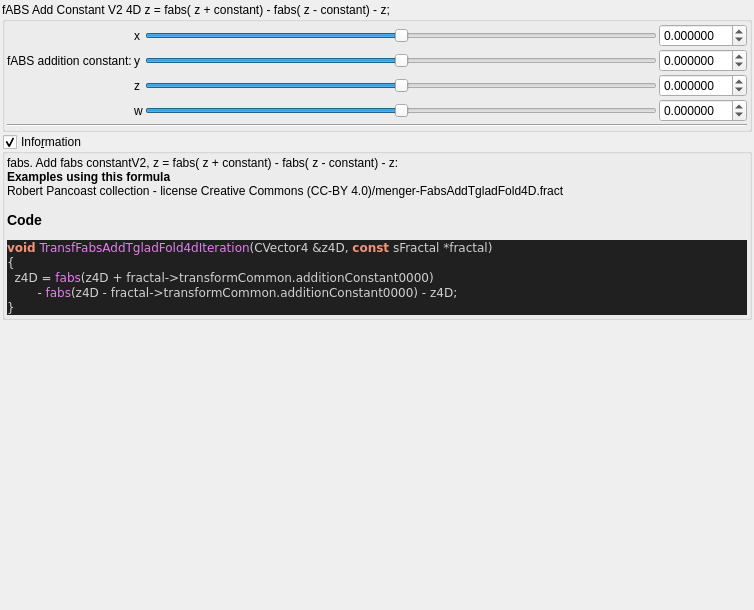
Old version of the form mandelbulber2/formula/ui/fractal_transf_fabs_add_tglad_fold4d.ui in the repository buddhi1980/mandelbulber2.
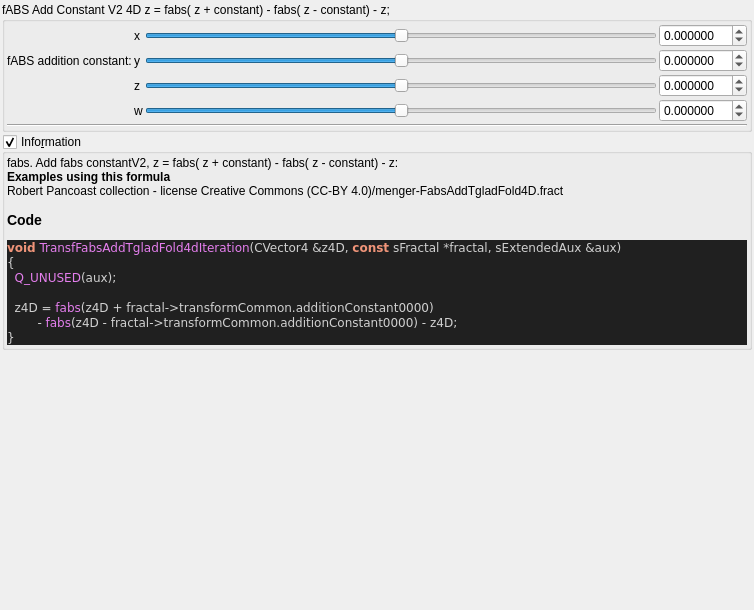
New version of the form. Custom widgets are drawn as their Qt base class.

Patch:
```diff
--- a/mandelbulber2/formula/ui/fractal_transf_fabs_add_tglad_fold4d.ui
+++ b/mandelbulber2/formula/ui/fractal_transf_fabs_add_tglad_fold4d.ui
@@ -333,8 +333,10 @@
 &lt;/table&gt;
 &lt;br&gt;&lt;b&gt;Examples using this formula&lt;/b&gt;&lt;br&gt;Robert Pancoast collection - license Creative Commons (CC-BY 4.0)/menger-FabsAddTgladFold4D.fract&lt;h3&gt;Code&lt;/h3&gt;
 &lt;body style=&quot;background-color:#202020&quot;&gt;
-&lt;pre style=&quot;color:#d0d0d0; background-color:#202020;  font-family:'Courier New',monospace;&quot;&gt;&lt;span style=&quot;color:#f09479; font-weight:bold&quot;&gt;void&lt;/span&gt; &lt;span style=&quot;color:#e47eed&quot;&gt;TransfFabsAddTgladFold4dIteration&lt;/span&gt;&lt;span style=&quot;color:#d0d0d0&quot;&gt;(&lt;/span&gt;CVector4 &lt;span style=&quot;color:#d0d0d0&quot;&gt;&amp;amp;&lt;/span&gt;z4D&lt;span style=&quot;color:#d0d0d0&quot;&gt;,&lt;/span&gt; &lt;span style=&quot;color:#f09479; font-weight:bold&quot;&gt;const&lt;/span&gt; sFractal &lt;span style=&quot;color:#d0d0d0&quot;&gt;*&lt;/span&gt;fractal&lt;span style=&quot;color:#d0d0d0&quot;&gt;)&lt;/span&gt;
+&lt;pre style=&quot;color:#d0d0d0; background-color:#202020;  font-family:'Courier New',monospace;&quot;&gt;&lt;span style=&quot;color:#f09479; font-weight:bold&quot;&gt;void&lt;/span&gt; &lt;span style=&quot;color:#e47eed&quot;&gt;TransfFabsAddTgladFold4dIteration&lt;/span&gt;&lt;span style=&quot;color:#d0d0d0&quot;&gt;(&lt;/span&gt;CVector4 &lt;span style=&quot;color:#d0d0d0&quot;&gt;&amp;amp;&lt;/span&gt;z4D&lt;span style=&quot;color:#d0d0d0&quot;&gt;,&lt;/span&gt; &lt;span style=&quot;color:#f09479; font-weight:bold&quot;&gt;const&lt;/span&gt; sFractal &lt;span style=&quot;color:#d0d0d0&quot;&gt;*&lt;/span&gt;fractal&lt;span style=&quot;color:#d0d0d0&quot;&gt;,&lt;/span&gt; sExtendedAux &lt;span style=&quot;color:#d0d0d0&quot;&gt;&amp;amp;&lt;/span&gt;aux&lt;span style=&quot;color:#d0d0d0&quot;&gt;)&lt;/span&gt;
 &lt;span style=&quot;color:#d0d0d0&quot;&gt;{&lt;/span&gt;
+  &lt;span style=&quot;color:#e47eed&quot;&gt;Q_UNUSED&lt;/span&gt;&lt;span style=&quot;color:#d0d0d0&quot;&gt;(&lt;/span&gt;aux&lt;span style=&quot;color:#d0d0d0&quot;&gt;);&lt;/span&gt;
+
   z4D &lt;span style=&quot;color:#d0d0d0&quot;&gt;=&lt;/span&gt; &lt;span style=&quot;color:#e47eed&quot;&gt;fabs&lt;/span&gt;&lt;span style=&quot;color:#d0d0d0&quot;&gt;(&lt;/span&gt;z4D &lt;span style=&quot;color:#d0d0d0&quot;&gt;+&lt;/span&gt; fractal&lt;span style=&quot;color:#d0d0d0&quot;&gt;-&amp;gt;&lt;/span&gt;transformCommon&lt;span style=&quot;color:#d0d0d0&quot;&gt;.&lt;/span&gt;additionConstant0000&lt;span style=&quot;color:#d0d0d0&quot;&gt;)&lt;/span&gt;
         &lt;span style=&quot;color:#d0d0d0&quot;&gt;-&lt;/span&gt; &lt;span style=&quot;color:#e47eed&quot;&gt;fabs&lt;/span&gt;&lt;span style=&quot;color:#d0d0d0&quot;&gt;(&lt;/span&gt;z4D &lt;span style=&quot;color:#d0d0d0&quot;&gt;-&lt;/span&gt; fractal&lt;span style=&quot;color:#d0d0d0&quot;&gt;-&amp;gt;&lt;/span&gt;transformCommon&lt;span style=&quot;color:#d0d0d0&quot;&gt;.&lt;/span&gt;additionConstant0000&lt;span style=&quot;color:#d0d0d0&quot;&gt;) -&lt;/span&gt; z4D&lt;span style=&quot;color:#d0d0d0&quot;&gt;;&lt;/span&gt;
 &lt;span style=&quot;color:#d0d0d0&quot;&gt;}&lt;/span&gt;
```
